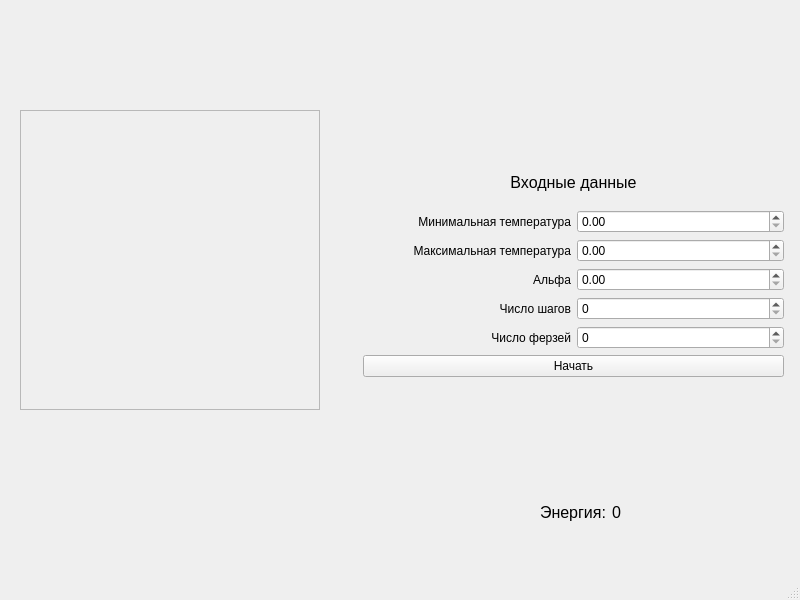
First picture: the form in mainwindow.ui, repository Fadeevich21/simulated-annealing, before the edit.
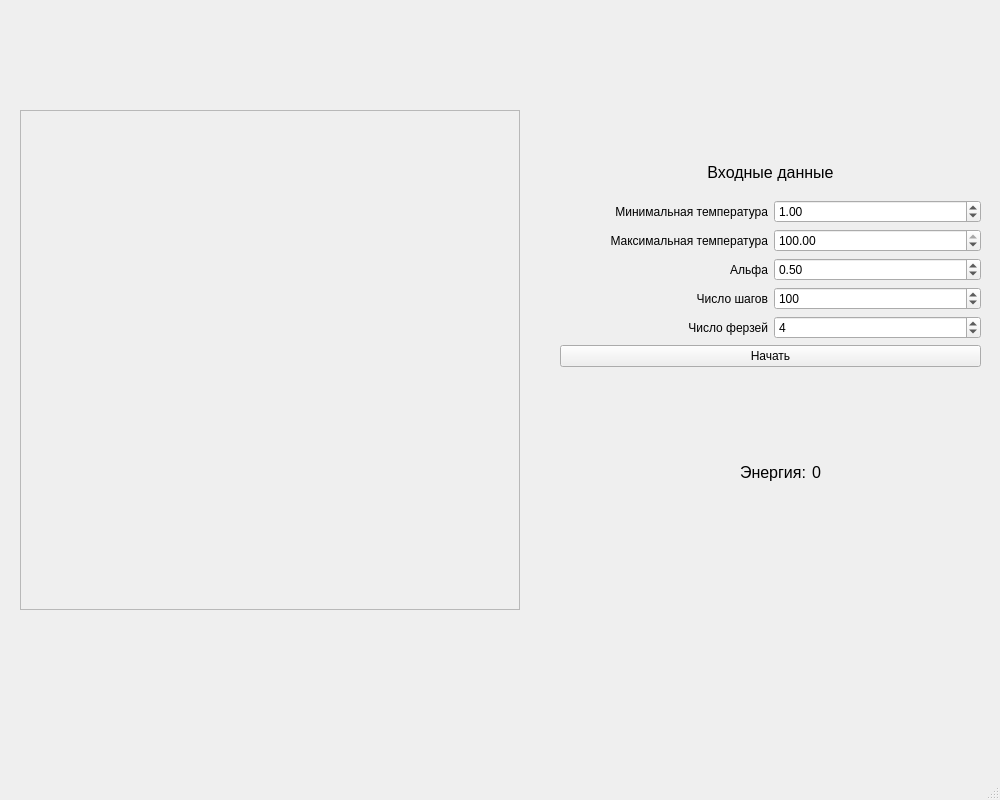
Second picture: the form after the edit.

The edit to the form file:
```diff
--- a/mainwindow.ui
+++ b/mainwindow.ui
@@ -6,8 +6,8 @@
    <rect>
     <x>0</x>
     <y>0</y>
-    <width>800</width>
-    <height>600</height>
+    <width>1000</width>
+    <height>800</height>
    </rect>
   </property>
   <property name="windowTitle">
@@ -17,8 +17,8 @@
    <widget class="QWidget" name="layoutWidget">
     <property name="geometry">
      <rect>
-      <x>363</x>
-      <y>160</y>
+      <x>560</x>
+      <y>150</y>
       <width>421</width>
       <height>217</height>
      </rect>
@@ -53,6 +53,9 @@
          <property name="singleStep">
           <double>0.010000000000000</double>
          </property>
+         <property name="value">
+          <double>0.500000000000000</double>
+         </property>
         </widget>
        </item>
        <item row="3" column="1">
@@ -60,6 +63,9 @@
          <property name="maximum">
           <number>1000</number>
          </property>
+         <property name="value">
+          <number>100</number>
+         </property>
         </widget>
        </item>
        <item row="0" column="0">
@@ -83,6 +89,9 @@
          <property name="maximum">
           <number>100</number>
          </property>
+         <property name="value">
+          <number>4</number>
+         </property>
         </widget>
        </item>
        <item row="3" column="0">
@@ -141,6 +150,9 @@
          <property name="maximum">
           <double>100.000000000000000</double>
          </property>
+         <property name="value">
+          <double>1.000000000000000</double>
+         </property>
         </widget>
        </item>
        <item row="2" column="0">
@@ -164,6 +176,9 @@
          <property name="maximum">
           <double>100.000000000000000</double>
          </property>
+         <property name="value">
+          <double>100.000000000000000</double>
+         </property>
         </widget>
        </item>
       </layout>
@@ -182,8 +197,8 @@
      <rect>
       <x>20</x>
       <y>110</y>
-      <width>300</width>
-      <height>300</height>
+      <width>500</width>
+      <height>500</height>
      </rect>
     </property>
     <property name="widgetResizable">
@@ -194,8 +209,8 @@
       <rect>
        <x>0</x>
        <y>0</y>
-       <width>298</width>
-       <height>298</height>
+       <width>498</width>
+       <height>498</height>
       </rect>
      </property>
     </widget>
@@ -203,8 +218,8 @@
    <widget class="QWidget" name="">
     <property name="geometry">
      <rect>
-      <x>540</x>
-      <y>500</y>
+      <x>740</x>
+      <y>460</y>
       <width>83</width>
       <height>24</height>
      </rect>
```
Left out of the diff: 2 changed lines with no effect on the pictures.
